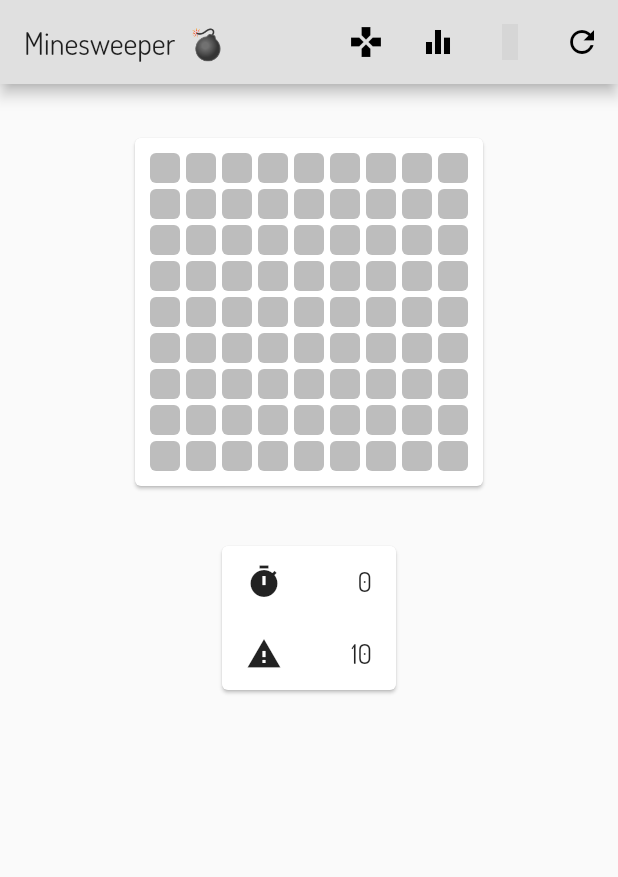
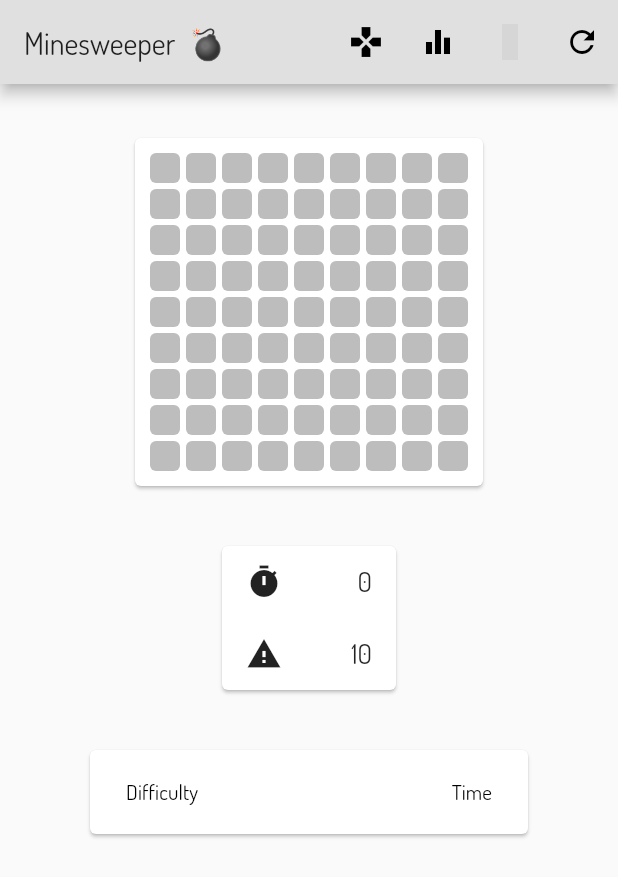
Before and after one commit to shaynekellyii/flutter_minesweeper, a Flutter app: the screen it shows after launch, on a phone screen of 412 x 824 dp. Shown: the top 877 px of the screen. Run offline on Flutter 3.47's test engine with Material 2 defaults, Android fonts, the phone set to English and light mode, and no system bars; statements that could not run were skipped; grey boxes are pictures that could not be loaded.

Commit message:
Add high score feature

```diff
--- a/lib/constants/constants.dart
+++ b/lib/constants/constants.dart
@@ -12,5 +12,6 @@ const List<List<int>> kBfsDirections = [
 
 const kMaxTime = 999;
 
+const kHighScoreTableWidth = 300.0;
 const kMinDesktopTilePixels = 24.0;
 const kMobileLayoutThresholdPixels = 948.0;
--- a/lib/constants/strings.dart
+++ b/lib/constants/strings.dart
@@ -7,9 +7,15 @@ const kDark = 'Dark';
 const kDifficulty = 'Difficulty';
 const kLight = 'Light';
 const kMinesweeper = 'Minesweeper';
+const kTime = 'Time';
+
 const kRestart = 'Restart';
 const kRestartAreYouSure = 'Are you sure you want to restart? 🤔';
 const kWillRestart = 'The game will restart.';
+
+const kBeginner = 'Beginner';
+const kIntermediate = 'Intermediate';
+const kExpert = 'Expert';
 
 const kYouLost = 'You lost!  😭';
 const kYouWon = 'You won!  😀👏🏼';
--- a/lib/model/difficulty_model.dart
+++ b/lib/model/difficulty_model.dart
@@ -1,25 +1,31 @@
 import 'package:flutter/material.dart';
+import 'package:flutter_minesweeper/constants/strings.dart';
 
 ///
 /// Model class describing the game settings for all user difficulties.
 ///
 @immutable
-class DifficultyModel {
-  const DifficultyModel._(
+class DifficultyModel extends Comparable {
+  DifficultyModel._(
     this.name,
     this.rows,
     this.cols,
     this.mines,
+    this.level,
   );
 
-  static const List<DifficultyModel> values = [
-    const DifficultyModel._('Beginner', 9, 9, 10),
-    const DifficultyModel._('Intermediate', 16, 16, 40),
-    const DifficultyModel._('Expert', 16, 30, 99),
+  static List<DifficultyModel> values = [
+    DifficultyModel._(kBeginner, 9, 9, 10, 0),
+    DifficultyModel._(kIntermediate, 16, 16, 40, 1),
+    DifficultyModel._(kExpert, 16, 30, 99, 2),
   ];
 
   final String name;
   final int rows;
   final int cols;
   final int mines;
+  final int level;
+
+  @override
+  int compareTo(other) => this.level.compareTo(other.level);
 }
--- a/lib/model/game_model.dart
+++ b/lib/model/game_model.dart
@@ -61,11 +61,20 @@ class GameModel with ChangeNotifier {
   DifficultyModel get difficulty => _difficulty;
   DifficultyModel _difficulty = DifficultyModel.values[0];
   set difficulty(DifficultyModel newDifficulty) {
+    _difficulty = newDifficulty;
     _rows = newDifficulty.rows;
     _cols = newDifficulty.cols;
     _mines = newDifficulty.mines;
     restart();
   }
+
+  ///
+  /// List of high scores to be displayed.
+  ///
+  /// Since we can't save data locally on Flutter web right now, we'll just
+  /// keep them in memory.
+  ///
+  List<HighScoreModel> highScores = [];
 
   ///
   /// Recalculate state when a tile is pressed.
@@ -148,8 +157,20 @@ class GameModel with ChangeNotifier {
   void _endGame(bool hasWon, {List<int> losingTile}) {
     _hasWon = hasWon;
     _hasLost = !hasWon;
+
+    if (_hasWon) _addHighScore();
+
     _revealAllTiles(losingTile);
     _timer.cancel();
+  }
+
+  void _addHighScore() {
+    highScores
+        .add(HighScoreModel(difficulty: difficulty.name, time: _currentTime));
+    highScores.sort((s1, s2) {
+      final difficultyDiff = s2.difficulty.compareTo(s1.difficulty);
+      return difficultyDiff != 0 ? difficultyDiff : s1.time.compareTo(s2.time);
+    });
   }
 
   void _revealAllTiles(List<int> losingTile) {
--- /dev/null
+++ b/lib/model/high_score_model.dart
@@ -0,0 +1,12 @@
+import 'package:flutter/foundation.dart';
+
+@immutable
+class HighScoreModel {
+  const HighScoreModel({
+    @required this.difficulty,
+    @required this.time,
+  }) : assert(difficulty != null && time != null);
+
+  final String difficulty;
+  final int time;
+}
--- a/lib/model/models.dart
+++ b/lib/model/models.dart
@@ -2,5 +2,6 @@ library models;
 
 export 'package:flutter_minesweeper/model/difficulty_model.dart';
 export 'package:flutter_minesweeper/model/game_model.dart';
+export 'package:flutter_minesweeper/model/high_score_model.dart';
 export 'package:flutter_minesweeper/model/theme_model.dart';
 export 'package:flutter_minesweeper/model/tile_model.dart';
--- /dev/null
+++ b/lib/widget/high_scores.dart
@@ -0,0 +1,37 @@
+import 'package:flutter/material.dart';
+import 'package:flutter_minesweeper/constants/constants.dart';
+import 'package:flutter_minesweeper/constants/strings.dart';
+import 'package:flutter_minesweeper/model/models.dart';
+
+class HighScores extends StatelessWidget {
+  const HighScores({
+    Key key,
+    @required this.highScores,
+  })  : assert(highScores != null),
+        super(key: key);
+
+  final List<HighScoreModel> highScores;
+
+  @override
+  Widget build(BuildContext context) {
+    return SizedBox(
+      width: kHighScoreTableWidth,
+      child: Card(
+        child: DataTable(
+          columns: <DataColumn>[
+            DataColumn(label: const Text(kDifficulty), numeric: false),
+            DataColumn(label: const Text(kTime), numeric: true),
+          ],
+          rows: highScores.map(
+            (score) => DataRow(
+              cells: <DataCell>[
+                DataCell(Text(score.difficulty)),
+                DataCell(Text('${score.time}')),
+              ],
+            ),
+          ).toList(),
+        ),
+      ),
+    );
+  }
+}
--- a/lib/widget/scaffold.dart
+++ b/lib/widget/scaffold.dart
@@ -1,6 +1,7 @@
 import 'package:flutter/material.dart';
 import 'package:flutter_minesweeper/model/models.dart';
 import 'package:flutter_minesweeper/util/view_util.dart';
+import 'package:flutter_minesweeper/widget/high_scores.dart';
 import 'package:flutter_minesweeper/widget/widgets.dart';
 import 'package:provider/provider.dart';
 
@@ -21,7 +22,7 @@ class MinesweeperScaffold extends StatelessWidget {
             child: MinesweeperAppBar(gameModel: model, themeModel: themeModel),
             preferredSize: Size.fromHeight(kToolbarHeight),
           ),
-          body: const MinesweeperBody(),
+          body: MinesweeperBody(model: model),
         );
       },
     );
@@ -29,7 +30,13 @@ class MinesweeperScaffold extends StatelessWidget {
 }
 
 class MinesweeperBody extends StatelessWidget {
-  const MinesweeperBody({Key key}) : super(key: key);
+  const MinesweeperBody({
+    Key key,
+    @required this.model,
+  })  : assert(model != null),
+        super(key: key);
+
+  final GameModel model;
 
   Widget _buildMobileLayout(BuildContext context) {
     return SizedBox(
@@ -42,6 +49,7 @@ class MinesweeperBody extends StatelessWidget {
             children: <Widget>[
               MinesweeperBoard(),
               GameInfo(),
+              HighScores(highScores: model.highScores),
             ],
           ),
         ),
```
